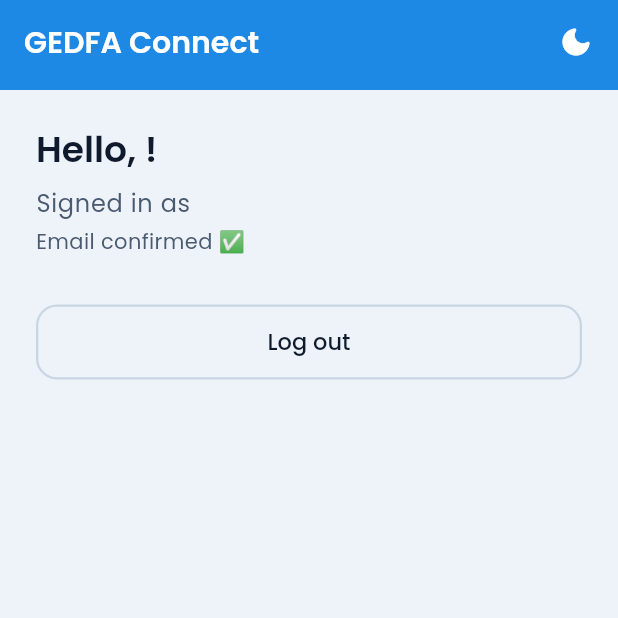
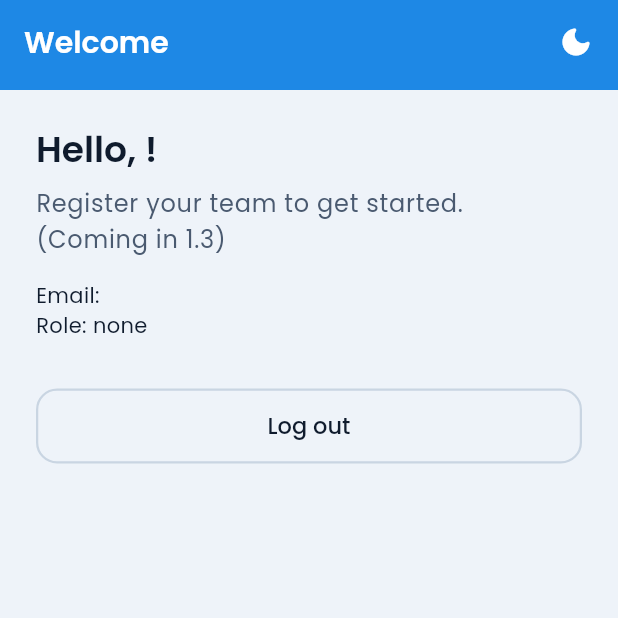
Before and after one commit to IsaacCodes01/gedfa-connect, a Flutter app: the screen it shows once a user with an empty profile is signed in, on a phone screen of 412 x 824 dp, the top half of it. Run offline on Flutter 3.47's test engine with Material 3 defaults, Android fonts, the phone set to English and light mode, and no system bars; our stand-ins replace cloud_firestore, connectivity_plus, firebase_auth, firebase_core, firebase_storage, flutter_riverpod and 3 more; accounts and stored records are empty.

Commit message:
feat(router): add role-based routing with go_router
- UserRole enum and AppUser model
- appUserProvider streams the signed-in user's role document live
- First security rule: users may get only their own users/{uid} doc
- GoRouter redirect: startup, login, verify-email, welcome, admin, team, referee
- Router re-runs on auth or role changes (refreshListenable)
- Placeholder homes per role; removed AuthGate and SignedInPlaceholder

```diff
--- a/lib/app/app.dart
+++ b/lib/app/app.dart
@@ -3,7 +3,7 @@ import 'package:flutter_riverpod/flutter_riverpod.dart';
 import 'package:gedfa_connect/app/theme.dart';
 import 'package:gedfa_connect/app/theme_mode_provider.dart';
 import 'package:gedfa_connect/core/connectivity/connectivity_banner.dart';
-import 'package:gedfa_connect/features/auth/presentation/auth_gate.dart';
+import 'package:gedfa_connect/app/router.dart';
 
 class GedfaApp extends ConsumerWidget {
   const GedfaApp({super.key});
@@ -12,7 +12,7 @@ class GedfaApp extends ConsumerWidget {
   Widget build(BuildContext context, WidgetRef ref) {
     final themeMode = ref.watch(themeModeProvider);
 
-    return MaterialApp(
+    return MaterialApp.router(
       title: 'GEDFA Connect',
       debugShowCheckedModeBanner: false,
       theme: AppTheme.light(),
@@ -21,7 +21,7 @@ class GedfaApp extends ConsumerWidget {
       builder: (context, child) => ConnectivityBanner(
         child: child ?? const SizedBox.shrink(),
       ),
-      home: const AuthGate(),
+      routerConfig: ref.watch(routerProvider),
     );
   }
 }
--- /dev/null
+++ b/lib/app/router.dart
@@ -0,0 +1,108 @@
+import 'package:flutter/foundation.dart';
+import 'package:flutter_riverpod/flutter_riverpod.dart';
+import 'package:go_router/go_router.dart';
+import 'package:gedfa_connect/app/routes.dart';
+import 'package:gedfa_connect/app/startup_screen.dart';
+import 'package:gedfa_connect/core/constants/user_role.dart';
+import 'package:gedfa_connect/features/auth/data/app_user_repository.dart';
+import 'package:gedfa_connect/features/auth/data/auth_repository.dart';
+import 'package:gedfa_connect/features/auth/presentation/login_screen.dart';
+import 'package:gedfa_connect/features/home/presentation/placeholder_home.dart';
+
+final routerProvider = Provider<GoRouter>((ref) {
+  final refresh = ValueNotifier<int>(0);
+  ref.listen(authStateProvider, (_, _) => refresh.value++);
+  ref.listen(appUserProvider, (_, _) => refresh.value++);
+
+  final router = GoRouter(
+    initialLocation: Routes.startup,
+    refreshListenable: refresh,
+    redirect: (context, state) => _redirect(ref, state.matchedLocation),
+    routes: [
+      GoRoute(
+        path: Routes.startup,
+        builder: (_, _) => const StartupScreen(),
+      ),
+      GoRoute(
+        path: Routes.login,
+        builder: (_, _) => const LoginScreen(),
+      ),
+      GoRoute(
+        path: Routes.verifyEmail,
+        builder: (_, _) => const PlaceholderHome(
+          title: 'Confirm your email',
+          message: 'Open the link we emailed you, then log in again.',
+        ),
+      ),
+      GoRoute(
+        path: Routes.welcome,
+        builder: (_, _) => const PlaceholderHome(
+          title: 'Welcome',
+          message: 'Register your team to get started. (Coming in 1.3)',
+        ),
+      ),
+      GoRoute(
+        path: Routes.admin,
+        builder: (_, _) => const PlaceholderHome(
+          title: 'FA Admin',
+          message: 'FA Admin home. (Coming soon)',
+        ),
+      ),
+      GoRoute(
+        path: Routes.team,
+        builder: (_, _) => const PlaceholderHome(
+          title: 'My Team',
+          message: 'Team Admin home. (Coming soon)',
+        ),
+      ),
+      GoRoute(
+        path: Routes.referee,
+        builder: (_, _) => const PlaceholderHome(
+          title: 'Referee',
+          message: 'Referee home. (Coming soon)',
+        ),
+      ),
+    ],
+  );
+
+  ref.onDispose(() {
+    router.dispose();
+    refresh.dispose();
+  });
+
+  return router;
+});
+
+String? _redirect(Ref ref, String location) {
+  String? goTo(String target) => location == target ? null : target;
+
+  final auth = ref.read(authStateProvider);
+  final appUser = ref.read(appUserProvider);
+
+  // 1. Still finding out who is signed in
+  if (!auth.hasValue) return goTo(Routes.startup);
+
+  // 2. Nobody signed in
+  final authUser = auth.value;
+  if (authUser == null) return goTo(Routes.login);
+
+  // 3. Email account not confirmed yet
+  if (!authUser.emailVerified) return goTo(Routes.verifyEmail);
+
+  // 4. Role still loading (or belongs to a previous user)
+  final profile = appUser.value;
+  if (appUser.isLoading || profile == null || profile.uid != authUser.uid) {
+    return goTo(Routes.startup);
+  }
+
+  // 5. Pick the home for this role
+  final home = switch (profile.role) {
+    UserRole.faAdmin => Routes.admin,
+    UserRole.teamAdmin => Routes.team,
+    UserRole.referee => Routes.referee,
+    null => Routes.welcome,
+  };
+
+  // 6. Stay inside your home area, or go there
+  return location.startsWith(home) ? null : home;
+}
--- /dev/null
+++ b/lib/core/constants/user_role.dart
@@ -0,0 +1,12 @@
+enum UserRole {
+  faAdmin,
+  teamAdmin,
+  referee;
+
+  static UserRole? fromString(String? value) {
+    for (final role in UserRole.values) {
+      if (role.name == value) return role;
+    }
+    return null;
+  }
+}
--- /dev/null
+++ b/lib/features/auth/data/app_user_repository.dart
@@ -0,0 +1,30 @@
+import 'package:cloud_firestore/cloud_firestore.dart';
+import 'package:flutter_riverpod/flutter_riverpod.dart';
+import 'package:gedfa_connect/core/constants/firestore_paths.dart';
+import 'package:gedfa_connect/features/auth/data/auth_repository.dart';
+import 'package:gedfa_connect/features/auth/domain/app_user.dart';
+
+final firestoreProvider = Provider<FirebaseFirestore>((ref) {
+  return FirebaseFirestore.instance;
+});
+
+final appUserProvider = StreamProvider<AppUser?>((ref) async* {
+  final authUser = await ref.watch(authStateProvider.future);
+
+  if (authUser == null) {
+    yield null;
+    return;
+  }
+
+  final docRef = ref
+      .watch(firestoreProvider)
+      .doc(FirestorePaths.user(authUser.uid));
+
+  yield* docRef.snapshots().map((snapshot) {
+    final data = snapshot.data();
+    if (!snapshot.exists || data == null) {
+      return AppUser(uid: authUser.uid, role: null);
+    }
+    return AppUser.fromMap(snapshot.id, data);
+  });
+});
--- a/lib/features/auth/presentation/auth_gate.dart
+++ /dev/null
@@ -1,27 +0,0 @@
-import 'package:flutter/material.dart';
-import 'package:flutter_riverpod/flutter_riverpod.dart';
-import 'package:gedfa_connect/core/widgets/state_views.dart';
-import 'package:gedfa_connect/features/auth/data/auth_repository.dart';
-import 'package:gedfa_connect/features/auth/presentation/login_screen.dart';
-import 'package:gedfa_connect/features/auth/presentation/signed_in_placeholder.dart';
-
-class AuthGate extends ConsumerWidget {
-  const AuthGate({super.key});
-
-  @override
-  Widget build(BuildContext context, WidgetRef ref) {
-    final authState = ref.watch(authStateProvider);
-
-    return switch (authState) {
-      AsyncData(:final value) when value == null => const LoginScreen(),
-      AsyncData(:final value) => SignedInPlaceholder(user: value!),
-      AsyncError() => Scaffold(
-          body: ErrorView(
-            message: "We couldn't check your login. Please try again.",
-            onRetry: () => ref.invalidate(authStateProvider),
-          ),
-        ),
-      _ => const Scaffold(body: LoadingView()),
-    };
-  }
-}
--- a/lib/features/auth/presentation/signed_in_placeholder.dart
+++ b/lib/features/home/presentation/placeholder_home.dart
@@ -1,23 +1,29 @@
 import 'package:flutter/material.dart';
 import 'package:flutter_riverpod/flutter_riverpod.dart';
-import 'package:firebase_auth/firebase_auth.dart';
 import 'package:gedfa_connect/core/layout/responsive.dart';
-import 'package:gedfa_connect/core/widgets/app_toast.dart';
 import 'package:gedfa_connect/core/widgets/gedfa_app_bar.dart';
+import 'package:gedfa_connect/features/auth/data/app_user_repository.dart';
 import 'package:gedfa_connect/features/auth/data/auth_repository.dart';
 
-class SignedInPlaceholder extends ConsumerWidget {
-  const SignedInPlaceholder({super.key, required this.user});
+class PlaceholderHome extends ConsumerWidget {
+  const PlaceholderHome({
+    super.key,
+    required this.title,
+    required this.message,
+  });
 
-  final User user;
+  final String title;
+  final String message;
 
   @override
   Widget build(BuildContext context, WidgetRef ref) {
     final textTheme = Theme.of(context).textTheme;
     final scheme = Theme.of(context).colorScheme;
+    final authUser = ref.watch(authStateProvider).value;
+    final appUser = ref.watch(appUserProvider).value;
 
     return Scaffold(
-      appBar: const GedfaAppBar(title: 'GEDFA Connect'),
+      appBar: GedfaAppBar(title: title),
       body: ListView(
         padding: const EdgeInsets.all(24),
         children: [
@@ -26,31 +32,25 @@ class SignedInPlaceholder extends ConsumerWidget {
               crossAxisAlignment: CrossAxisAlignment.stretch,
               children: [
                 Text(
-                  'Hello, ${user.displayName ?? 'there'}!',
+                  'Hello, ${authUser?.displayName ?? 'there'}!',
                   style: textTheme.headlineMedium,
                 ),
                 const SizedBox(height: 8),
                 Text(
-                  'Signed in as ${user.email}',
+                  message,
                   style: textTheme.bodyLarge
                       ?.copyWith(color: scheme.onSurfaceVariant),
                 ),
-                const SizedBox(height: 4),
+                const SizedBox(height: 16),
                 Text(
-                  user.emailVerified
-                      ? 'Email confirmed ✅'
-                      : 'Email not confirmed yet',
-                  style: textTheme.bodyMedium
-                      ?.copyWith(color: scheme.onSurfaceVariant),
+                  'Email: ${authUser?.email ?? '-'}\n'
+                  'Role: ${appUser?.role?.name ?? 'none'}',
+                  style: textTheme.bodyMedium,
                 ),
                 const SizedBox(height: 32),
                 OutlinedButton(
-                  onPressed: () async {
-                    await ref.read(authRepositoryProvider).signOut();
-                    if (context.mounted) {
-                      AppToast.info(context, "You've logged out.");
-                    }
-                  },
+                  onPressed: () =>
+                      ref.read(authRepositoryProvider).signOut(),
                   child: const Text('Log out'),
                 ),
               ],
```
Also changed, not shown: lib/app/routes.dart (added, +11 -0 lines), lib/app/startup_screen.dart (added, +25 -0 lines), lib/core/constants/firestore_paths.dart (added, +8 -0 lines), lib/features/auth/domain/app_user.dart (added, +27 -0 lines), 2 other files.
